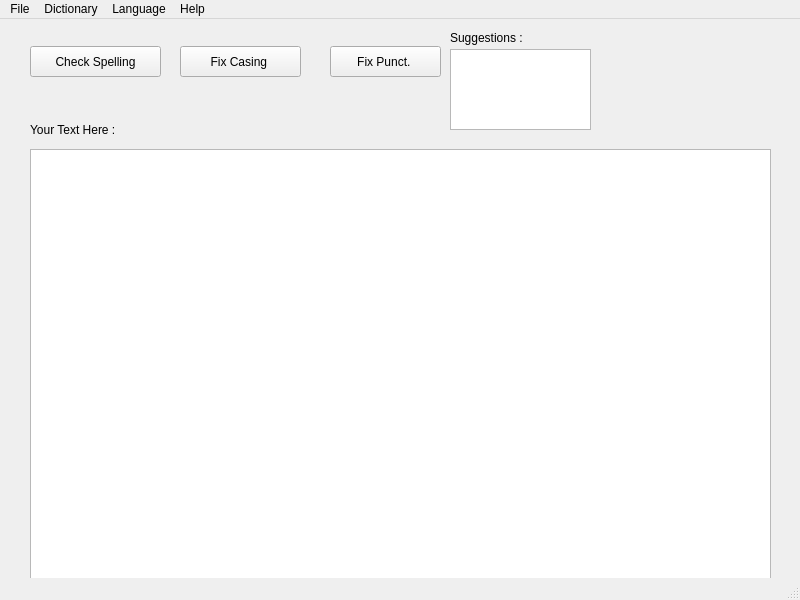
Old version of the form mainwindow.ui in the repository mohammadKhalifa/C-Spell.
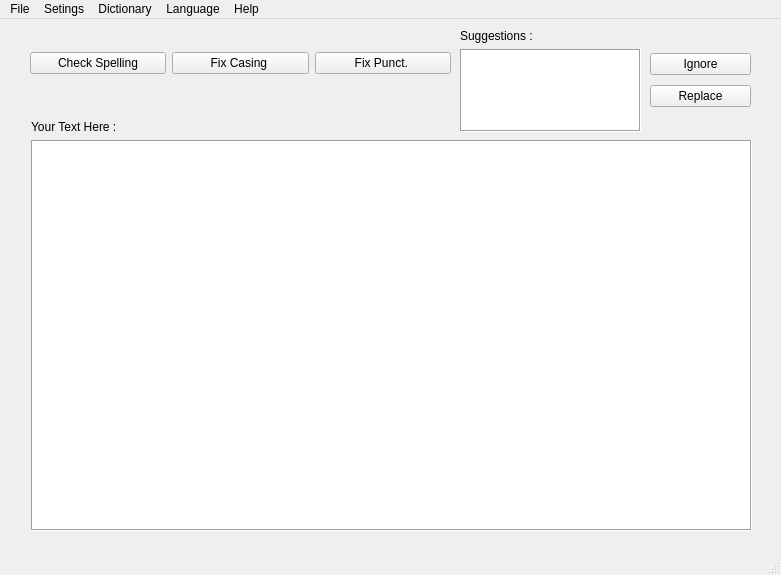
New version of the form.

What changed in the file:
```diff
--- a/mainwindow.ui
+++ b/mainwindow.ui
@@ -6,98 +6,140 @@
    <rect>
     <x>0</x>
     <y>0</y>
-    <width>800</width>
-    <height>600</height>
+    <width>781</width>
+    <height>575</height>
    </rect>
   </property>
   <property name="windowTitle">
    <string>C-Spell</string>
   </property>
   <widget class="QWidget" name="centralwidget">
-   <widget class="QTextEdit" name="textEdit">
+   <widget class="QWidget" name="layoutWidget">
     <property name="geometry">
      <rect>
       <x>30</x>
-      <y>130</y>
-      <width>741</width>
-      <height>431</height>
+      <y>30</y>
+      <width>421</width>
+      <height>29</height>
      </rect>
     </property>
+    <layout class="QHBoxLayout" name="horizontalLayout">
+     <item>
+      <widget class="QPushButton" name="checkButton">
+       <property name="text">
+        <string>Check Spelling</string>
+       </property>
+      </widget>
+     </item>
+     <item>
+      <widget class="QPushButton" name="caseButton">
+       <property name="text">
+        <string>Fix Casing </string>
+       </property>
+      </widget>
+     </item>
+     <item>
+      <widget class="QPushButton" name="PunctButton">
+       <property name="text">
+        <string>Fix Punct. </string>
+       </property>
+      </widget>
+     </item>
+    </layout>
    </widget>
-   <widget class="QLabel" name="label">
+   <widget class="QWidget" name="">
     <property name="geometry">
      <rect>
-      <x>450</x>
+      <x>31</x>
+      <y>101</y>
+      <width>721</width>
+      <height>411</height>
+     </rect>
+    </property>
+    <layout class="QVBoxLayout" name="verticalLayout">
+     <item>
+      <widget class="QLabel" name="label_2">
+       <property name="text">
+        <string>Your Text Here :</string>
+       </property>
+      </widget>
+     </item>
+     <item>
+      <widget class="QTextEdit" name="textEdit">
+       <property name="font">
+        <font>
+         <family>Ubuntu</family>
+         <pointsize>14</pointsize>
+        </font>
+       </property>
+       <property name="frameShape">
+        <enum>QFrame::Box</enum>
+       </property>
+       <property name="frameShadow">
+        <enum>QFrame::Sunken</enum>
+       </property>
+      </widget>
+     </item>
+    </layout>
+   </widget>
+   <widget class="QWidget" name="">
+    <property name="geometry">
+     <rect>
+      <x>650</x>
+      <y>30</y>
+      <width>101</width>
+      <height>62</height>
+     </rect>
+    </property>
+    <layout class="QVBoxLayout" name="verticalLayout_2">
+     <item>
+      <widget class="QPushButton" name="ignoreButton">
+       <property name="text">
+        <string>Ignore</string>
+       </property>
+      </widget>
+     </item>
+     <item>
+      <widget class="QPushButton" name="replaceButton">
+       <property name="text">
+        <string>Replace</string>
+       </property>
+      </widget>
+     </item>
+    </layout>
+   </widget>
+   <widget class="QWidget" name="">
+    <property name="geometry">
+     <rect>
+      <x>460</x>
       <y>10</y>
-      <width>121</width>
-      <height>18</height>
+      <width>181</width>
+      <height>103</height>
      </rect>
     </property>
-    <property name="text">
-     <string>Suggestions :</string>
-    </property>
-   </widget>
-   <widget class="QLabel" name="label_2">
-    <property name="geometry">
-     <rect>
-      <x>30</x>
-      <y>100</y>
-      <width>121</width>
-      <height>21</height>
-     </rect>
-    </property>
-    <property name="text">
-     <string>Your Text Here :</string>
-    </property>
-   </widget>
-   <widget class="QPushButton" name="caseButton">
-    <property name="geometry">
-     <rect>
-      <x>180</x>
-      <y>27</y>
-      <width>121</width>
-      <height>31</height>
-     </rect>
-    </property>
-    <property name="text">
-     <string>Fix Casing </string>
-    </property>
-   </widget>
-   <widget class="QPushButton" name="PunctButton">
-    <property name="geometry">
-     <rect>
-      <x>330</x>
-      <y>27</y>
-      <width>111</width>
-      <height>31</height>
-     </rect>
-    </property>
-    <property name="text">
-     <string>Fix Punct. </string>
-    </property>
-   </widget>
-   <widget class="QPushButton" name="checkButton">
-    <property name="geometry">
-     <rect>
-      <x>30</x>
-      <y>27</y>
-      <width>131</width>
-      <height>31</height>
-     </rect>
-    </property>
-    <property name="text">
-     <string>Check Spelling</string>
-    </property>
-   </widget>
-   <widget class="QListWidget" name="listWidget">
-    <property name="geometry">
-     <rect>
-      <x>450</x>
-      <y>30</y>
-      <width>141</width>
-      <height>81</height>
-     </rect>
-    </property>
+    <layout class="QVBoxLayout" name="verticalLayout_3">
+     <item>
+      <widget class="QLabel" name="label">
+       <property name="text">
+        <string>Suggestions :</string>
+       </property>
+      </widget>
+     </item>
+     <item>
+      <widget class="QListWidget" name="listWidget">
+       <property name="font">
+        <font>
+         <weight>75</weight>
+         <italic>true</italic>
+         <bold>true</bold>
+        </font>
+       </property>
+       <property name="frameShape">
+        <enum>QFrame::Box</enum>
+       </property>
+      </widget>
+     </item>
+    </layout>
    </widget>
   </widget>
   <widget class="QMenuBar" name="menubar">
@@ -105,8 +147,8 @@
     <rect>
      <x>0</x>
      <y>0</y>
-     <width>800</width>
-     <height>26</height>
+     <width>781</width>
+     <height>25</height>
     </rect>
    </property>
    <widget class="QMenu" name="menuFile">
@@ -136,7 +178,13 @@
     </property>
     <addaction name="actionChoose_Language"/>
    </widget>
+   <widget class="QMenu" name="menuSetings">
+    <property name="title">
+     <string>Setings</string>
+    </property>
+   </widget>
    <addaction name="menuFile"/>
+   <addaction name="menuSetings"/>
    <addaction name="menuDictionary"/>
    <addaction name="menuLanguage"/>
    <addaction name="menuHelp"/>
```
Left out of the diff: 3 changed lines with no effect on the pictures.
